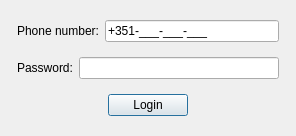
titov-vv/jal, file jal/ui/login_pingo_doce_dlg.ui: the form before one commit.
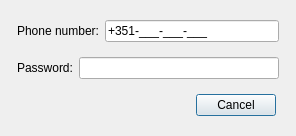
The form after the commit.

Commit message: UI colors from theme, not custom defined. Standard OK/Cancel dialog boxes instead of custom buttons.

The edit to the form file:
```diff
--- a/jal/ui/login_pingo_doce_dlg.ui
+++ b/jal/ui/login_pingo_doce_dlg.ui
@@ -114,16 +114,13 @@
       <enum>QFrame::Shadow::Plain</enum>
      </property>
      <layout class="QVBoxLayout" name="verticalLayout_9">
-      <item alignment="Qt::AlignmentFlag::AlignHCenter|Qt::AlignmentFlag::AlignTop">
-       <widget class="QPushButton" name="LoginBtn">
-        <property name="sizePolicy">
-         <sizepolicy hsizetype="Maximum" vsizetype="Fixed">
-          <horstretch>0</horstretch>
-          <verstretch>0</verstretch>
-         </sizepolicy>
+      <item alignment="Qt::AlignmentFlag::AlignTop">
+       <widget class="QDialogButtonBox" name="DialogButtonBox">
+        <property name="orientation">
+         <enum>Qt::Orientation::Horizontal</enum>
         </property>
-        <property name="text">
-         <string>Login</string>
+        <property name="standardButtons">
+         <set>QDialogButtonBox::StandardButton::Cancel</set>
         </property>
        </widget>
       </item>
```
Left out of the diff: 21 changed lines with no effect on the pictures. The commit also changes 49 other files.
